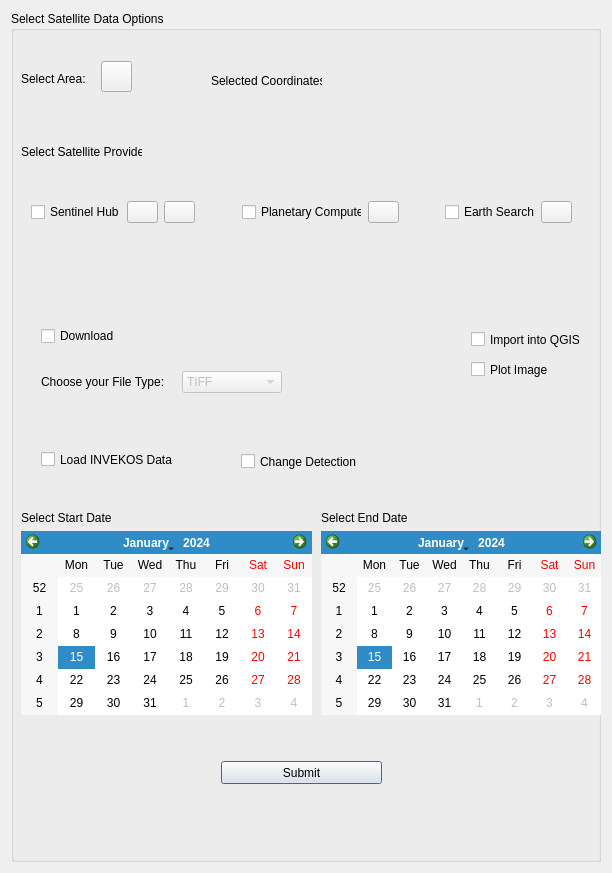
Qt form sathub_ai_dialog_base.ui (theokretz/SatHubAI) before a commit.
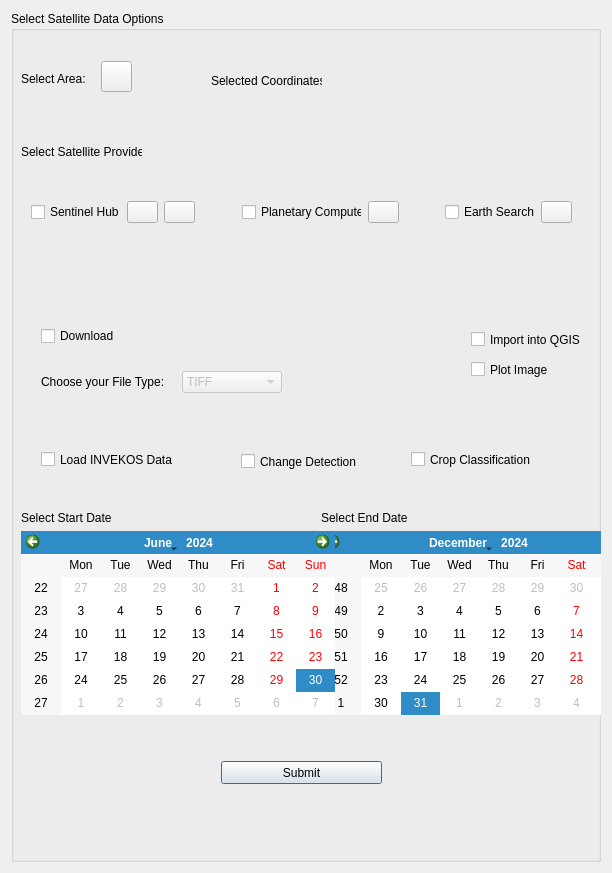
The same form after that commit. Icons and pictures are not drawn. Custom widgets are drawn as their Qt base class.

Commit message: v10 finished crop classification - pure crop vs mixed crop

```diff
--- a/sathub_ai_dialog_base.ui
+++ b/sathub_ai_dialog_base.ui
@@ -175,7 +175,7 @@
        <rect>
         <x>310</x>
         <y>500</y>
-        <width>281</width>
+        <width>314</width>
         <height>204</height>
        </rect>
       </property>
@@ -188,7 +188,15 @@
         </widget>
        </item>
        <item>
-        <widget class="QCalendarWidget" name="calendarEnd"/>
+        <widget class="QCalendarWidget" name="calendarEnd">
+         <property name="selectedDate">
+          <date>
+           <year>2024</year>
+           <month>12</month>
+           <day>31</day>
+          </date>
+         </property>
+        </widget>
        </item>
       </layout>
      </widget>
@@ -197,7 +205,7 @@
        <rect>
         <x>10</x>
         <y>500</y>
-        <width>291</width>
+        <width>314</width>
         <height>204</height>
        </rect>
       </property>
@@ -210,7 +218,15 @@
         </widget>
        </item>
        <item>
-        <widget class="QCalendarWidget" name="calendarStart"/>
+        <widget class="QCalendarWidget" name="calendarStart">
+         <property name="selectedDate">
+          <date>
+           <year>2024</year>
+           <month>6</month>
+           <day>30</day>
+          </date>
+         </property>
+        </widget>
        </item>
       </layout>
      </widget>
@@ -481,6 +497,22 @@
        <string>Load INVEKOS Data</string>
       </property>
      </widget>
+     <widget class="QCheckBox" name="cb_crop_classification">
+      <property name="geometry">
+       <rect>
+        <x>400</x>
+        <y>440</y>
+        <width>131</width>
+        <height>17</height>
+       </rect>
+      </property>
+      <property name="text">
+       <string>Crop Classification</string>
+      </property>
+      <property name="checked">
+       <bool>false</bool>
+      </property>
+     </widget>
     </widget>
    </item>
   </layout>
```
